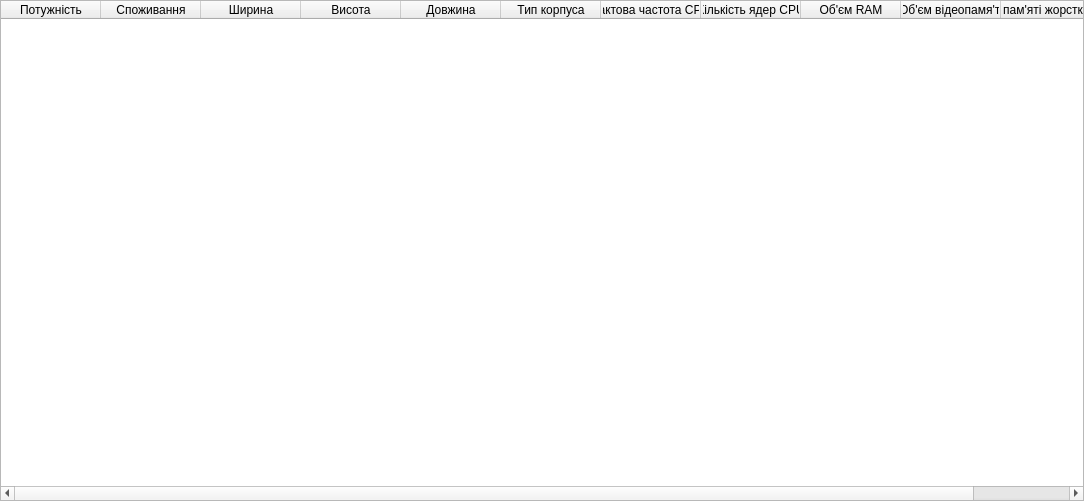
Qt form src/specifications.ui (doliinyk/PC-Constructor) before a commit.
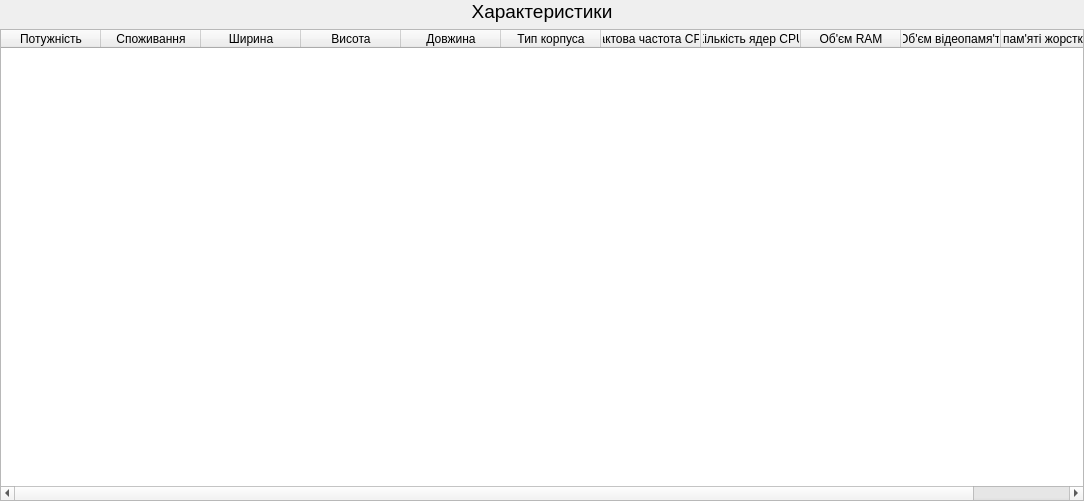
The same form after that commit.

```diff
--- a/src/specifications.ui
+++ b/src/specifications.ui
@@ -13,7 +13,7 @@
   <property name="windowTitle">
    <string>Form</string>
   </property>
-  <layout class="QGridLayout" name="gridLayout">
+  <layout class="QVBoxLayout" name="verticalLayout">
    <property name="leftMargin">
     <number>0</number>
    </property>
@@ -26,7 +26,22 @@
    <property name="bottomMargin">
     <number>0</number>
    </property>
-   <item row="0" column="0">
+   <item>
+    <widget class="QLabel" name="label">
+     <property name="font">
+      <font>
+       <pointsize>14</pointsize>
+      </font>
+     </property>
+     <property name="text">
+      <string>Характеристики</string>
+     </property>
+     <property name="alignment">
+      <set>Qt::AlignCenter</set>
+     </property>
+    </widget>
+   </item>
+   <item>
     <widget class="QTableWidget" name="tableWidget">
      <column>
       <property name="text">
```
